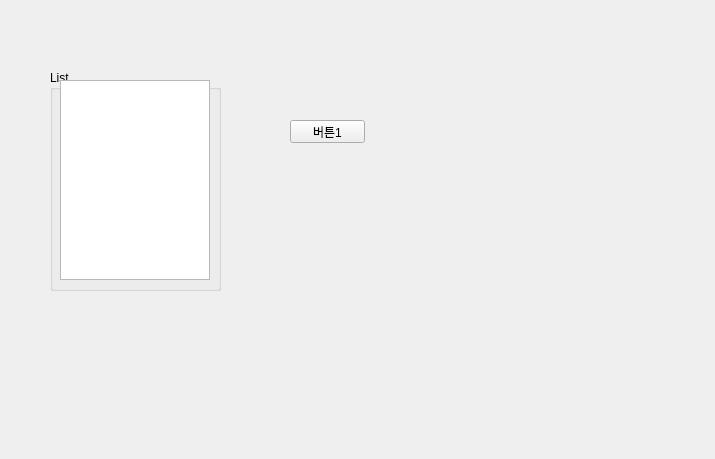
whpark70/pyqt, file listview.ui: the form before one commit.
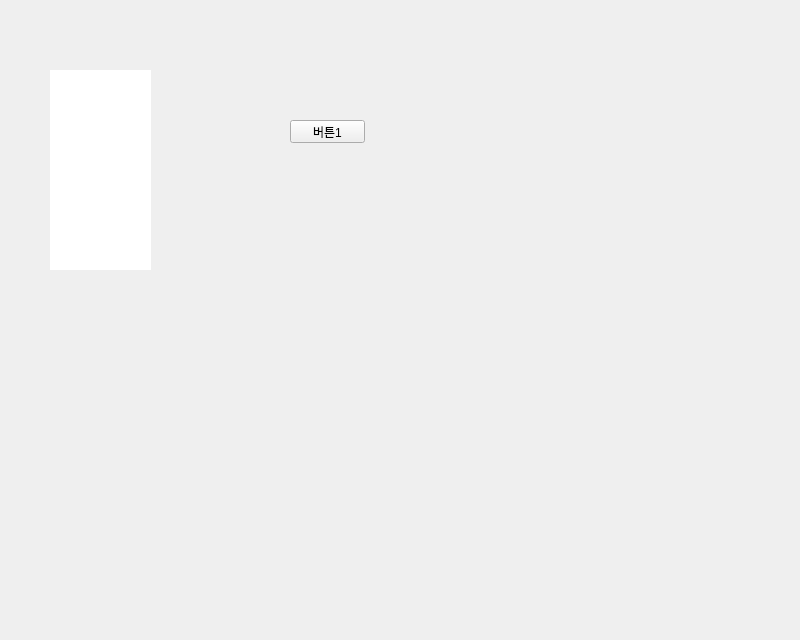
The form after the commit.

```diff
--- a/listview.ui
+++ b/listview.ui
@@ -6,8 +6,8 @@
    <rect>
     <x>0</x>
     <y>0</y>
-    <width>715</width>
-    <height>459</height>
+    <width>800</width>
+    <height>640</height>
    </rect>
   </property>
   <property name="windowTitle">
@@ -83,39 +83,7 @@
     </widget>
    </widget>
   </widget>
-  <widget class="QGroupBox" name="groupBox">
-   <property name="geometry">
-    <rect>
-     <x>50</x>
-     <y>70</y>
-     <width>171</width>
-     <height>221</height>
-    </rect>
-   </property>
-   <property name="title">
-    <string>List</string>
-   </property>
-   <widget class="QListView" name="listView">
-    <property name="geometry">
-     <rect>
-      <x>10</x>
-      <y>10</y>
-      <width>150</width>
-      <height>200</height>
-     </rect>
-    </property>
-    <property name="sizePolicy">
-     <sizepolicy hsizetype="Fixed" vsizetype="Fixed">
-      <horstretch>0</horstretch>
-      <verstretch>0</verstretch>
-     </sizepolicy>
-    </property>
-    <property name="horizontalScrollBarPolicy">
-     <enum>Qt::ScrollBarAsNeeded</enum>
-    </property>
-   </widget>
-  </widget>
-  <widget class="QWidget" name="">
+  <widget class="QWidget" name="layoutWidget">
    <property name="geometry">
     <rect>
      <x>0</x>
@@ -126,6 +94,35 @@
    </property>
    <layout class="QHBoxLayout" name="horizontalLayout"/>
   </widget>
+  <widget class="QListView" name="listView">
+   <property name="geometry">
+    <rect>
+     <x>50</x>
+     <y>70</y>
+     <width>101</width>
+     <height>200</height>
+    </rect>
+   </property>
+   <property name="sizePolicy">
+    <sizepolicy hsizetype="Fixed" vsizetype="Fixed">
+     <horstretch>0</horstretch>
+     <verstretch>0</verstretch>
+    </sizepolicy>
+   </property>
+   <property name="font">
+    <font>
+     <pointsize>12</pointsize>
+    </font>
+   </property>
+   <property name="styleSheet">
+    <string notr="true">QListView {
+	border: none;
+}</string>
+   </property>
+   <property name="horizontalScrollBarPolicy">
+    <enum>Qt::ScrollBarAsNeeded</enum>
+   </property>
+  </widget>
  </widget>
  <resources/>
  <connections/>
```
